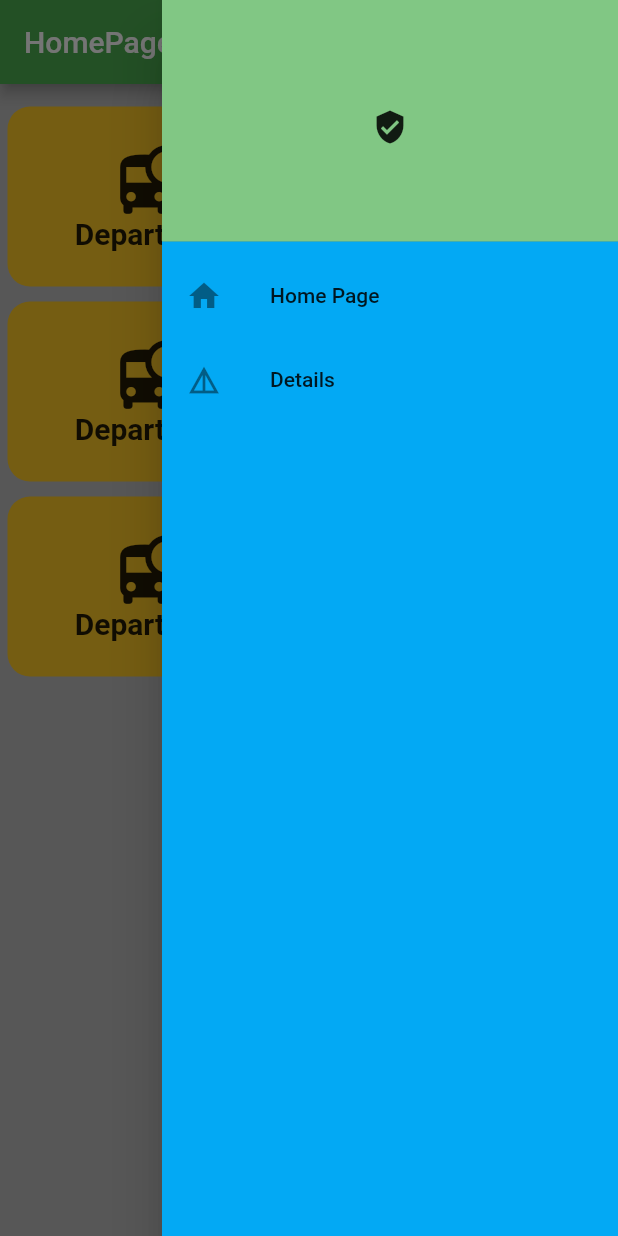
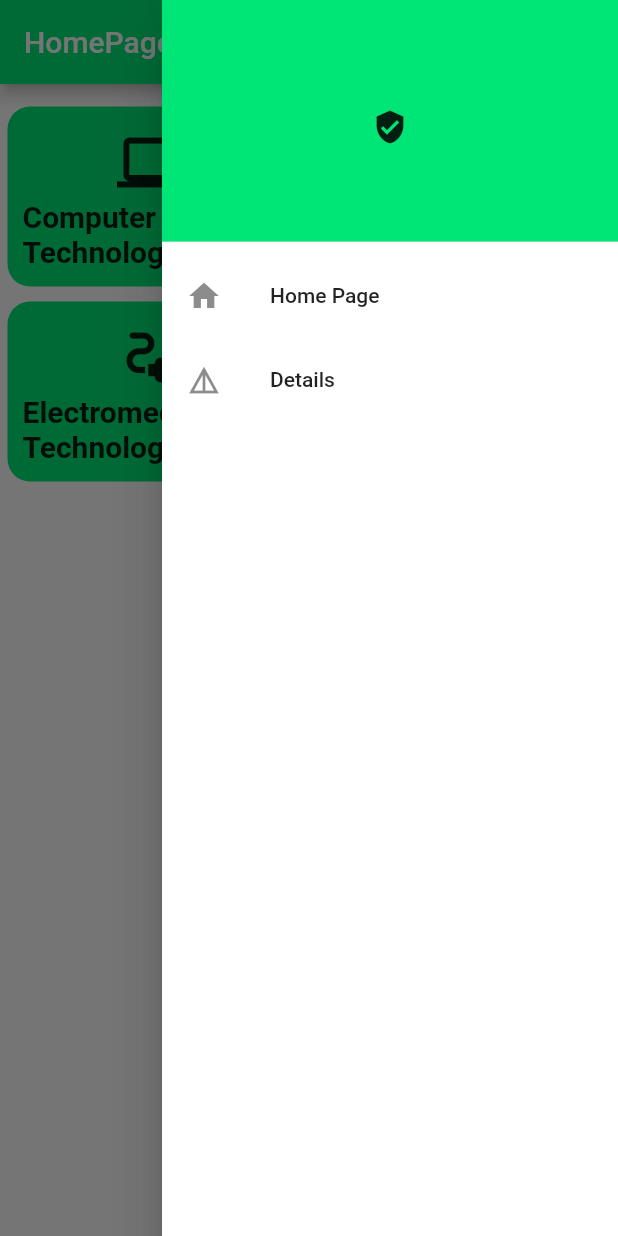
Before and after one commit to robiulsuni/PAIRA, a Flutter app: the screen it shows after launch, with the side drawer open, on a phone screen of 412 x 824 dp. Run offline on Flutter 3.47's test engine with Material 2 defaults, Android fonts, the phone set to English and light mode, and no system bars; our stand-ins replace firebase_auth, firebase_core; accounts and stored records are empty.

Commit message:
new change

```diff
--- a/lib/global_widget/my_drware.dart
+++ b/lib/global_widget/my_drware.dart
@@ -4,11 +4,11 @@ class MyDrawer extends StatelessWidget {
   @override
   Widget build(BuildContext context) {
     return Drawer(
-      backgroundColor: Colors.lightBlue,
+      backgroundColor: Colors.white,
       child: Wrap(
         children: [
           DrawerHeader(
-            decoration: BoxDecoration(color: Colors.green.shade300),
+            decoration: BoxDecoration(color: Colors.greenAccent.shade400),
             child: Container(
               width: MediaQuery.of(context).size.width,
               child: Icon(Icons.verified_user_sharp),
--- a/lib/home_page.dart
+++ b/lib/home_page.dart
@@ -6,9 +6,10 @@ class HomePage extends StatelessWidget {
   Widget build(BuildContext context) {
     return Scaffold(
       endDrawer: MyDrawer(),
-      backgroundColor: Colors.grey.shade400,
+      backgroundColor: Colors.white70,
       appBar: AppBar(
         title: Text('HomePage'),
+        backgroundColor: Colors.greenAccent.shade400,
       ),
       body: SingleChildScrollView(
         child: Column(
@@ -25,9 +26,9 @@ class HomePage extends StatelessWidget {
                 Expanded(
                   child: _customButton(
                     context: context,
-                    name: 'Department',
-                    color: Colors.amber.shade400,
-                    iconData: Icons.departure_board,
+                    name: 'Computer Technology',
+                    color: Colors.greenAccent.shade400,
+                    iconData: Icons.computer,
                     onTab: () {
                       Navigator.pushNamed(context, '/DepartmentView');
                     },
@@ -36,9 +37,9 @@ class HomePage extends StatelessWidget {
                 Expanded(
                   child: _customButton(
                     context: context,
-                    name: 'Department',
-                    color: Colors.blueGrey.shade400,
-                    iconData: Icons.account_balance_wallet,
+                    name: 'Architecture & Interior Design Technology',
+                    color: Colors.greenAccent.shade400,
+                    iconData: Icons.architecture,
                     onTab: () {},
                   ),
                 ),
@@ -51,42 +52,18 @@ class HomePage extends StatelessWidget {
                 Expanded(
                   child: _customButton(
                     context: context,
-                    name: 'Department',
-                    color: Colors.amber.shade400,
-                    iconData: Icons.departure_board,
+                    name: 'Electromedial Technology',
+                    color: Colors.greenAccent.shade400,
+                    iconData: Icons.electrical_services,
                     onTab: () {},
                   ),
                 ),
                 Expanded(
                   child: _customButton(
                     context: context,
-                    name: 'Department',
-                    color: Colors.blueGrey.shade400,
-                    iconData: Icons.account_balance_wallet,
-                    onTab: () {},
-                  ),
-                ),
-              ],
-            ),
-            Row(
-              mainAxisAlignment: MainAxisAlignment.spaceAround,
-              crossAxisAlignment: CrossAxisAlignment.center,
-              children: [
-                Expanded(
-                  child: _customButton(
-                    context: context,
-                    name: 'Department',
-                    color: Colors.amber.shade400,
-                    iconData: Icons.departure_board,
-                    onTab: () {},
-                  ),
-                ),
-                Expanded(
-                  child: _customButton(
-                    context: context,
-                    name: 'Department',
-                    color: Colors.blueGrey.shade400,
-                    iconData: Icons.account_balance_wallet,
+                    name: 'Refrigeration & Air-conditioning Technology',
+                    color: Colors.greenAccent.shade400,
+                    iconData: Icons.ac_unit,
                     onTab: () {},
                   ),
                 ),
--- a/lib/main.dart
+++ b/lib/main.dart
@@ -4,7 +4,9 @@ import 'package:flutter/material.dart';
 import './home_page.dart';
 import './screen/sign_in_page.dart';
 import './screen/sign_up_page.dart';
+import 'models/department_details_model.dart';
 import 'screen/department.dart';
+import 'screen/department_details.dart';
 
 Future<void> main() async {
   runApp(const MyApp());
@@ -21,7 +23,6 @@ class MyApp extends StatelessWidget {
         messagingSenderId: '448618578101',
       );
 
-
   @override
   Widget build(BuildContext context) {
     return MaterialApp(
@@ -34,6 +35,7 @@ class MyApp extends StatelessWidget {
         "/SignupPage": (context) => SignupPage(),
         "/HomePage": (context) => HomePage(),
         "/DepartmentView": (context) => DepartmentView(),
+        "/DepartmentDetails": (context) => DepartmentDetails(),
       },
     );
   }
--- a/lib/models/department_models.dart
+++ b/lib/models/department_models.dart
@@ -1,7 +1,10 @@
+import 'department_details_model.dart';
+
 class Department {
   int? id;
   String? name;
   String? img;
+  DepartmentDetailsModel? deptDetils;
 
-  Department({this.id, this.name, this.img});
+  Department({this.id, this.name, this.img, this.deptDetils});
 }
```
Also changed, not shown: lib/models/department_details_model.dart (added, +8 -0 lines), lib/screen/department.dart (+26 -3 lines), lib/screen/department_details.dart (added, +23 -0 lines).
